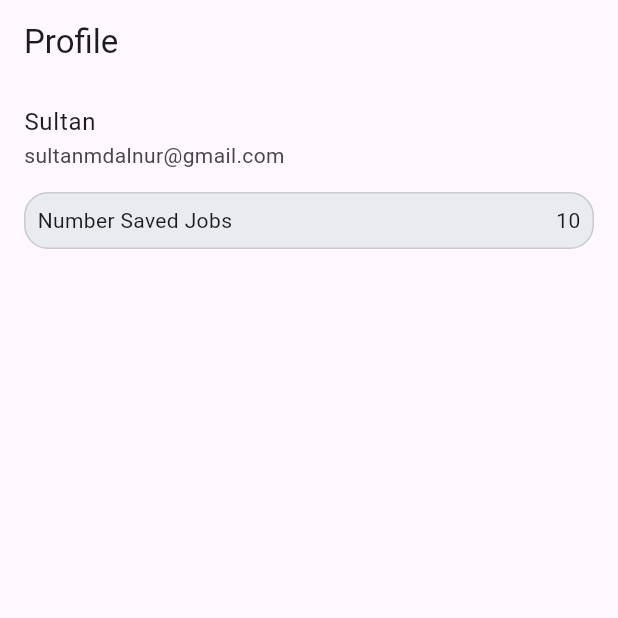
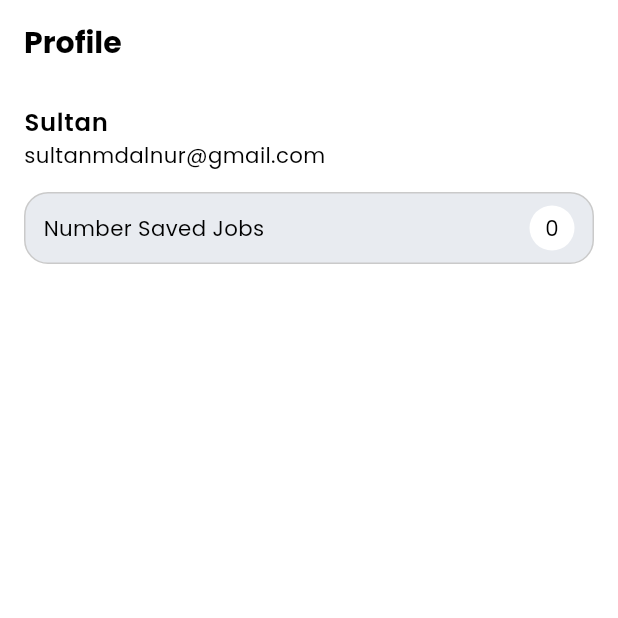
Before and after one commit to Alnur17/mini_job_portal, a Flutter app: the ProfileView screen opened by its route, on a phone screen of 412 x 824 dp, the top half of it. Run offline on Flutter 3.47's test engine with Material 3 defaults, Android fonts, the light colour scheme and no system bars; our stand-ins replace flutter_screenutil, get, get_storage, google_fonts, google_nav_bar; accounts and stored records are empty; network calls fail.

Commit message:
profile has been done

```diff
--- a/lib/app/modules/profile/views/profile_view.dart
+++ b/lib/app/modules/profile/views/profile_view.dart
@@ -1,27 +1,44 @@
 import 'package:flutter/material.dart';
 
 import 'package:get/get.dart';
+import 'package:mini_job_portal/app/modules/saved_jobs/controllers/saved_jobs_controller.dart';
 import 'package:mini_job_portal/common/app_color/app_colors.dart';
+import 'package:mini_job_portal/common/app_text_style/styles.dart';
 
 import '../controllers/profile_controller.dart';
 
 class ProfileView extends GetView<ProfileController> {
-  const ProfileView({super.key});
+  ProfileView({super.key});
+
+  final SavedJobsController savedJobsController = Get.find();
+
   @override
   Widget build(BuildContext context) {
     return Scaffold(
+      backgroundColor: AppColors.white,
       appBar: AppBar(
-        title: const Text('Profile'),
+        backgroundColor: AppColors.white,
+        scrolledUnderElevation: 0,
+        title: Text(
+          'Profile',
+          style: appBarStyle,
+        ),
         automaticallyImplyLeading: false,
       ),
       body: Column(
         children: [
           ListTile(
-            title: Text('Sultan'),
-            subtitle: Text("sultanmdalnur@gmail.com"),
+            title: Text(
+              'Sultan',
+              style: h3,
+            ),
+            subtitle: Text(
+              "sultanmdalnur@gmail.com",
+              style: h5,
+            ),
           ),
           Container(
-            padding: EdgeInsets.all(8),
+            padding: EdgeInsets.symmetric(horizontal: 12, vertical: 8),
             margin: EdgeInsets.symmetric(horizontal: 16),
             decoration: BoxDecoration(
               color: AppColors.silver,
@@ -31,8 +48,23 @@ class ProfileView extends GetView<ProfileController> {
             child: Row(
               mainAxisAlignment: MainAxisAlignment.spaceBetween,
               children: [
-                Text('Number Saved Jobs'),
-                Text('10'),
+                Text(
+                  'Number Saved Jobs',
+                  style: h5,
+                ),
+                Container(
+                    width: 30,
+                    height: 30,
+                    decoration: BoxDecoration(
+                      color: AppColors.white,
+                      borderRadius: BorderRadius.circular(30),
+                    ),
+                    child: Center(
+                      child: Text(
+                        savedJobsController.savedJobs.length.toString(),
+                        style: h5,
+                      ),
+                    )),
               ],
             ),
           )
--- a/lib/app/routes/app_pages.dart
+++ b/lib/app/routes/app_pages.dart
@@ -28,7 +28,7 @@ class AppPages {
     ),
     GetPage(
       name: _Paths.PROFILE,
-      page: () => const ProfileView(),
+      page: () => ProfileView(),
       binding: ProfileBinding(),
     ),
     GetPage(
```
